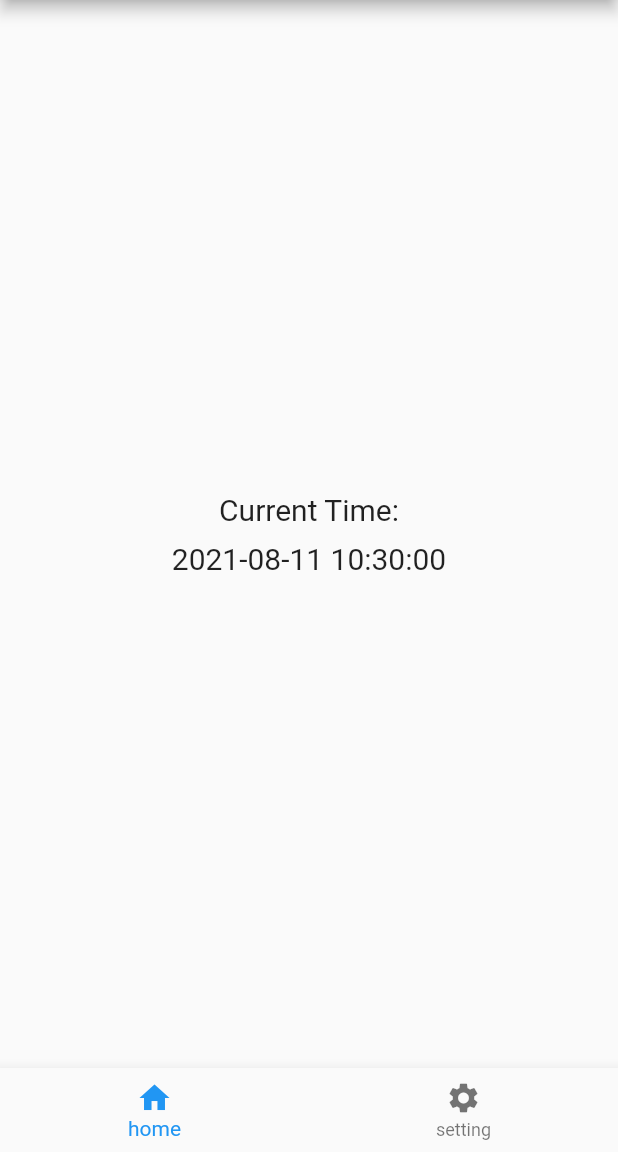
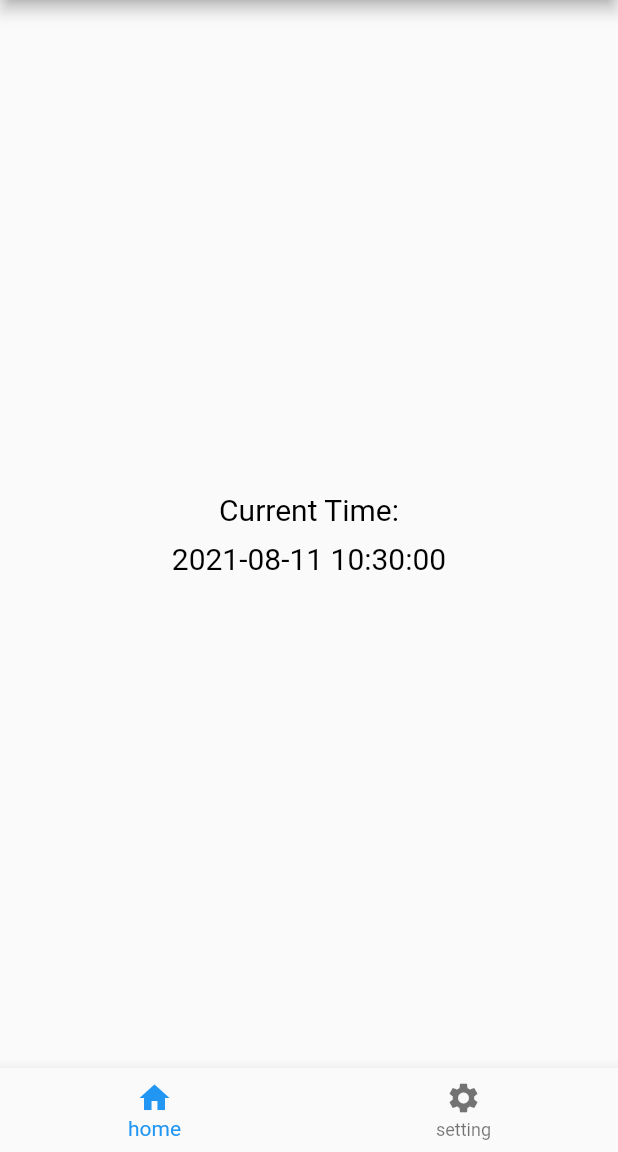
Before and after one commit to RickyJian/arc, a Flutter app: the screen it shows after launch, on a phone screen of 412 x 824 dp, the part 84-1236 px from its top. Run offline on Flutter 3.47's test engine with Material 2 defaults, Android fonts, the phone set to English and light mode, and no system bars; our stand-ins replace bloc, equatable, flutter_bloc, flutter_swiper, rxdart, sizer and 1 more.

Commit message:
add color const

```diff
--- a/stack_navigator/lib/view/home.dart
+++ b/stack_navigator/lib/view/home.dart
@@ -16,6 +16,10 @@ class HomePage extends StatelessWidget {
           if (state is SettingSizeClicked) {
             fontSize = state.selected.toSize();
           }
+          var textColor = defaultColor;
+          if (state is SettingColorClicked) {
+            textColor = state.selected.toColor();
+          }
           return Column(
             mainAxisAlignment: MainAxisAlignment.center,
             children: <Widget>[
@@ -23,6 +27,7 @@ class HomePage extends StatelessWidget {
                 currentTime,
                 style: TextStyle(
                   fontSize: fontSize,
+                  color: textColor,
                 ),
               ),
               Padding(
@@ -36,6 +41,7 @@ class HomePage extends StatelessWidget {
                     formatter.format(DateTime.now()),
                     style: TextStyle(
                       fontSize: fontSize,
+                      color: textColor,
                     ),
                   );
                 },
```
Also changed, not shown: stack_navigator/lib/view/const.dart (+27 -3 lines).
